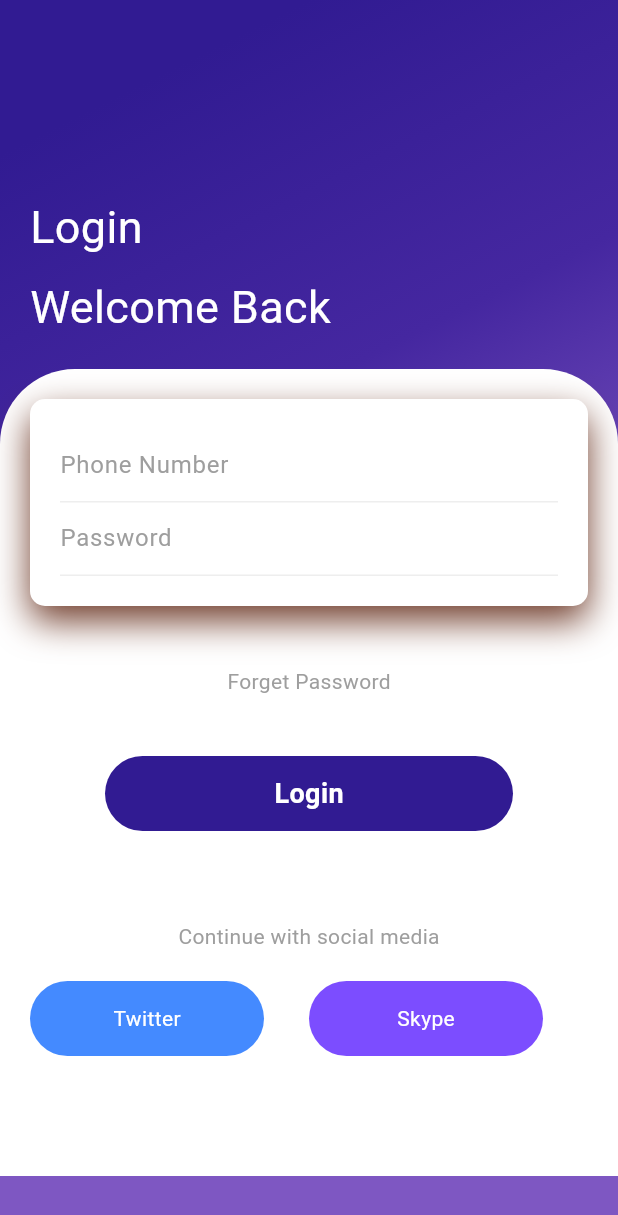
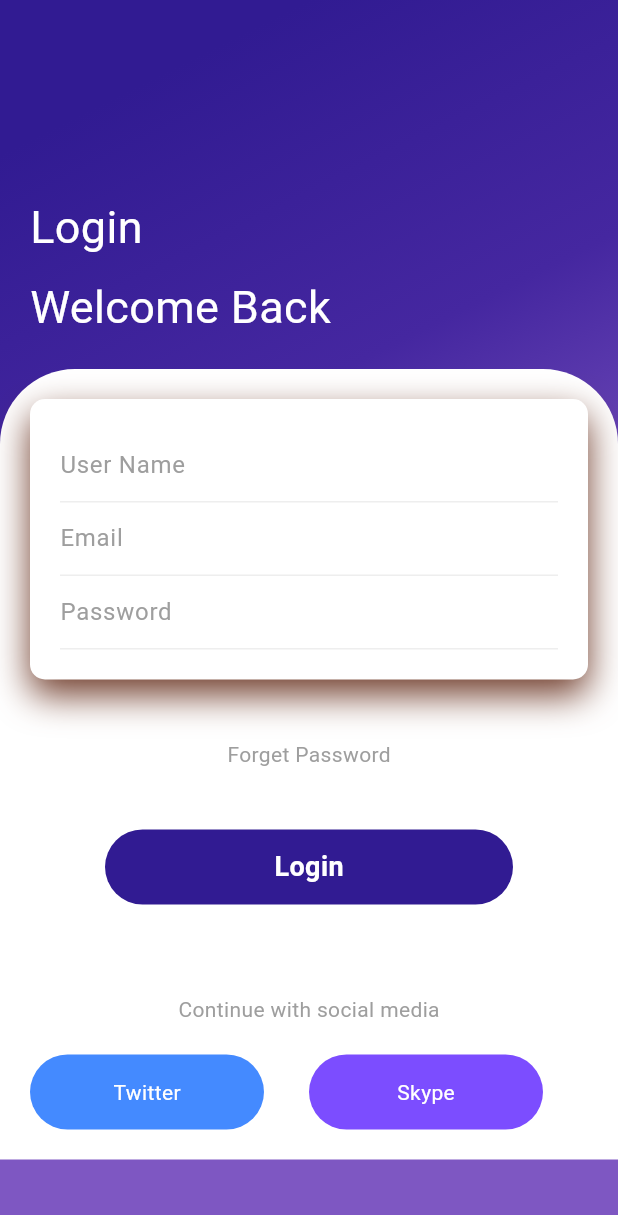
Before and after one commit to GihanSisiraKumara/testproject, a Flutter app: the screen it shows after launch, on a phone screen of 412 x 824 dp. Shown: the top 1215 px of the screen. Run offline on Flutter 3.47's test engine with Material 3 defaults, Android fonts, the phone set to English and light mode, and no system bars; our stand-ins replace firebase_auth, firebase_core, get; accounts and stored records are empty.

Commit message:
connect fairbase

```diff
--- a/lib/main.dart
+++ b/lib/main.dart
@@ -1,7 +1,10 @@
+import 'package:firebase_core/firebase_core.dart';
 import 'package:flutter/material.dart';
 import 'package:test_progect/myHomepage.dart';
 
-void main() {
+Future<void> main() async {
+  WidgetsFlutterBinding.ensureInitialized();
+  await Firebase.initializeApp();
   runApp(const MyApp());
 }
 
@@ -11,13 +14,8 @@ class MyApp extends StatelessWidget {
   // This widget is the root of your application.
   @override
   Widget build(BuildContext context) {
-    return MaterialApp(
-      title: 'Flutter Demo',
-      theme: ThemeData(
-        colorScheme: ColorScheme.fromSeed(seedColor: Colors.deepPurple),
-        useMaterial3: true,
-      ),
-      home: const MyHomePage(title: 'Flutter Demo Home Page'),
+    return const MaterialApp(
+      home: MyHomePage(title: 'Flutter Demo Home Page'),
     );
   }
 }
--- a/lib/myHomepage.dart
+++ b/lib/myHomepage.dart
@@ -1,4 +1,6 @@
+import 'package:firebase_auth/firebase_auth.dart';
 import 'package:flutter/material.dart';
+import 'package:get/get.dart';
 
 class MyHomePage extends StatefulWidget {
   const MyHomePage({super.key, required String title});
@@ -8,6 +10,10 @@ class MyHomePage extends StatefulWidget {
 }
 
 class _MyHomePageState extends State<MyHomePage> {
+  FirebaseAuth firebaseAuth = FirebaseAuth.instance;
+  final userName = TextEditingController();
+  final userEmail = TextEditingController();
+  final userPassword = TextEditingController();
   @override
   Widget build(BuildContext context) {
     return Scaffold(
@@ -48,6 +54,7 @@ class _MyHomePageState extends State<MyHomePage> {
               ),
             ),
             Expanded(
+              child: SingleChildScrollView(
                 child: Container(
                   decoration: const BoxDecoration(
                       color: Colors.white,
@@ -78,9 +85,10 @@ class _MyHomePageState extends State<MyHomePage> {
                                     border: Border(
                                         bottom: BorderSide(
                                             color: Colors.grey[200]!))),
-                              child: const TextField(
-                                decoration: InputDecoration(
-                                  hintText: "Phone Number",
+                                child: TextField(
+                                  controller: userName,
+                                  decoration: const InputDecoration(
+                                    hintText: "User Name",
                                     hintStyle: TextStyle(color: Colors.grey),
                                     border: InputBorder.none,
                                   ),
@@ -91,8 +99,23 @@ class _MyHomePageState extends State<MyHomePage> {
                                     border: Border(
                                         bottom: BorderSide(
                                             color: Colors.grey[200]!))),
-                              child: const TextField(
-                                decoration: InputDecoration(
+                                child: TextField(
+                                  controller: userEmail,
+                                  decoration: const InputDecoration(
+                                    hintText: "Email",
+                                    hintStyle: TextStyle(color: Colors.grey),
+                                    border: InputBorder.none,
+                                  ),
+                                ),
+                              ),
+                              Container(
+                                decoration: BoxDecoration(
+                                    border: Border(
+                                        bottom: BorderSide(
+                                            color: Colors.grey[200]!))),
+                                child: TextField(
+                                  controller: userPassword,
+                                  decoration: const InputDecoration(
                                     hintText: "Password",
                                     hintStyle: TextStyle(color: Colors.grey),
                                     border: InputBorder.none,
@@ -112,7 +135,11 @@ class _MyHomePageState extends State<MyHomePage> {
                         const SizedBox(
                           height: 40,
                         ),
-                      Container(
+                        GestureDetector(
+                          onTap: () {
+                            signup(context);
+                          },
+                          child: Container(
                             height: 50,
                             margin: const EdgeInsets.symmetric(horizontal: 50),
                             decoration: BoxDecoration(
@@ -126,6 +153,7 @@ class _MyHomePageState extends State<MyHomePage> {
                                     color: Colors.white,
                                     fontSize: 18,
                                     fontWeight: FontWeight.bold),
+                              ),
                             ),
                           ),
                         ),
@@ -186,9 +214,27 @@ class _MyHomePageState extends State<MyHomePage> {
                   ),
                 ),
               ),
+            ),
           ], // Add this closing bracket
         ),
       ),
     );
   }
+
+  Future<void> signup(BuildContext context) async {
+    try {
+      final userCredential = await firebaseAuth.createUserWithEmailAndPassword(
+        email: userEmail.text.toString(),
+        password: userPassword.text.toString(),
+      );
+      if (userCredential.user != null) {
+        Get.snackbar("Sign Up", "Success");
+      } else {
+        Get.snackbar("Sign Up", "Failed");
       }
+    } catch (error) {
+      Get.snackbar("Sign Up", "Error: $error");
+      print("Error: $error");
+    }
+  }
+}
--- a/pubspec.yaml
+++ b/pubspec.yaml
@@ -36,6 +36,8 @@ dependencies:
   # Use with the CupertinoIcons class for iOS style icons.
   cupertino_icons: ^1.0.6
   firebase_core: ^2.30.1
+  firebase_auth: ^4.19.4
+  get: ^4.6.1
 
 dev_dependencies:
   flutter_test:
```
Also changed, not shown: pubspec.lock, 3 other files. Lines whose indentation alone changed are shown as unchanged.
